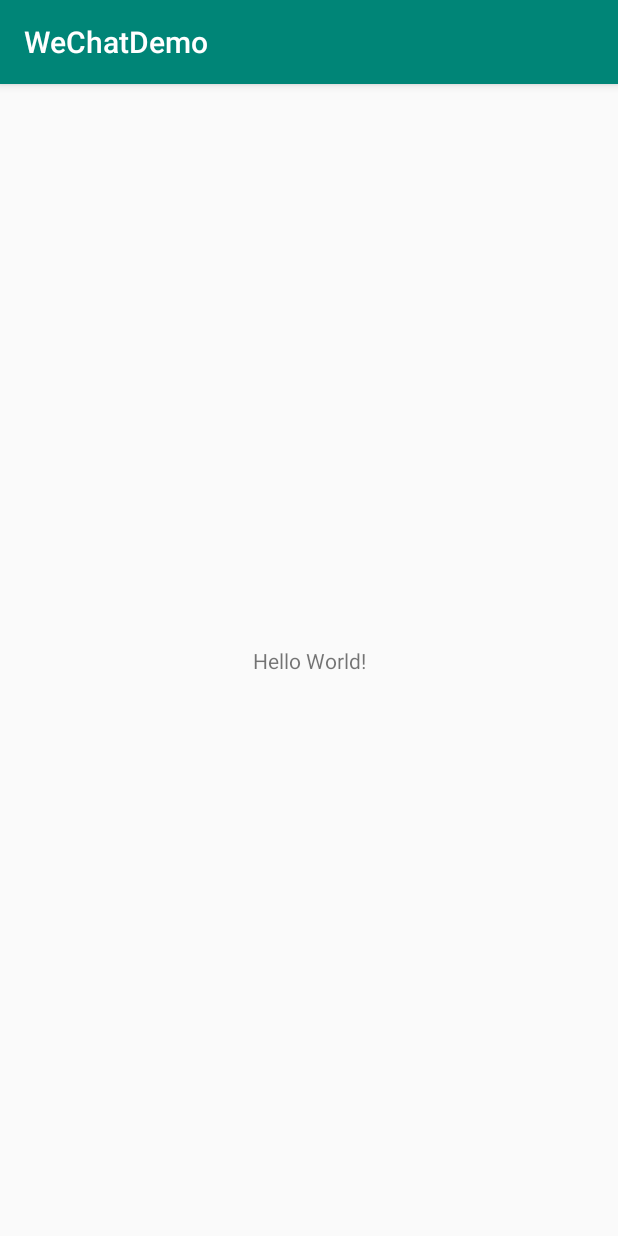
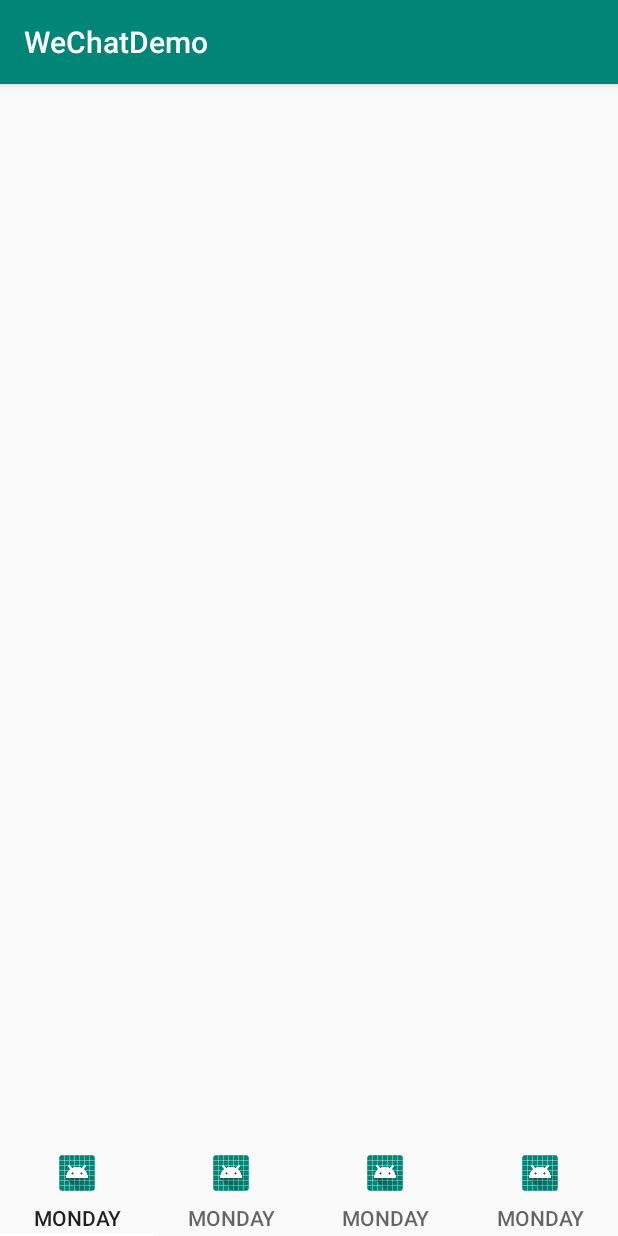
Before and after one commit to Sandwich2080/WeChatDemo, an Android app: the screen it shows after launch (MainActivity), on a phone screen of 412 x 824 dp. Run offline under Robolectric (Android 15) with nearby library versions, the phone set to English and light mode, and no system bars.

Commit message:
[Modified] added tabLayout to the homepage.

```diff
--- a/app/build.gradle
+++ b/app/build.gradle
@@ -25,4 +25,5 @@ dependencies {
     testImplementation 'junit:junit:4.12'
     androidTestImplementation 'androidx.test:runner:1.2.0'
     androidTestImplementation 'androidx.test.espresso:espresso-core:3.2.0'
+    implementation 'com.google.android.material:material:1.0.0'
 }
--- a/app/src/main/AndroidManifest.xml
+++ b/app/src/main/AndroidManifest.xml
@@ -4,6 +4,8 @@
     package="com.example.wechatdemo">
 
     <dist:module dist:instant="true" />
+
+    <uses-permission android:name="android.permission.INTERNET"/>
 
     <application
         android:allowBackup="true"
--- a/app/src/main/java/com/example/wechatdemo/MainActivity.java
+++ b/app/src/main/java/com/example/wechatdemo/MainActivity.java
@@ -2,13 +2,20 @@ package com.example.wechatdemo;
 
 import androidx.appcompat.app.AppCompatActivity;
 
+import android.graphics.Color;
 import android.os.Bundle;
 
+import com.google.android.material.tabs.TabLayout;
+
 public class MainActivity extends AppCompatActivity {
+
+    private TabLayout tabLayout;
 
     @Override
     protected void onCreate(Bundle savedInstanceState) {
         super.onCreate(savedInstanceState);
         setContentView(R.layout.activity_main);
+        tabLayout = (TabLayout) findViewById(R.id.tabLayout);
+        tabLayout.setSelectedTabIndicatorColor(Color.WHITE);
     }
 }
--- a/app/src/main/res/layout/activity_main.xml
+++ b/app/src/main/res/layout/activity_main.xml
@@ -6,13 +6,40 @@
     android:layout_height="match_parent"
     tools:context=".MainActivity">
 
-    <TextView
-        android:layout_width="wrap_content"
-        android:layout_height="wrap_content"
-        android:text="Hello World!"
+
+    <com.google.android.material.tabs.TabLayout
+        android:layout_width="match_parent"
+        android:layout_height="56dp"
+        app:layout_constraintStart_toStartOf="parent"
         app:layout_constraintBottom_toBottomOf="parent"
-        app:layout_constraintLeft_toLeftOf="parent"
-        app:layout_constraintRight_toRightOf="parent"
-        app:layout_constraintTop_toTopOf="parent" />
+        android:id="@+id/tabLayout"
+        >
 
+        <com.google.android.material.tabs.TabItem
+            android:layout_width="wrap_content"
+            android:layout_height="wrap_content"
+            android:text="Monday"
+            android:icon="@mipmap/ic_launcher"
+            />
+
+        <com.google.android.material.tabs.TabItem
+            android:layout_width="wrap_content"
+            android:layout_height="wrap_content"
+            android:text="Monday"
+            android:icon="@mipmap/ic_launcher"
+            />
+
+        <com.google.android.material.tabs.TabItem
+            android:layout_width="wrap_content"
+            android:layout_height="wrap_content"
+            android:text="Monday"
+            android:icon="@mipmap/ic_launcher"
+            />
+        <com.google.android.material.tabs.TabItem
+            android:layout_width="wrap_content"
+            android:layout_height="wrap_content"
+            android:text="Monday"
+            android:icon="@mipmap/ic_launcher"
+            />
+    </com.google.android.material.tabs.TabLayout>
 </androidx.constraintlayout.widget.ConstraintLayout>
--- a/build.gradle
+++ b/build.gradle
@@ -7,7 +7,7 @@ buildscript {
 
     }
     dependencies {
-        classpath 'com.android.tools.build:gradle:3.4.1'
+        classpath 'com.android.tools.build:gradle:3.4.2'
 
         // NOTE: Do not place your application dependencies here; they belong
         // in the individual module build.gradle files
```
